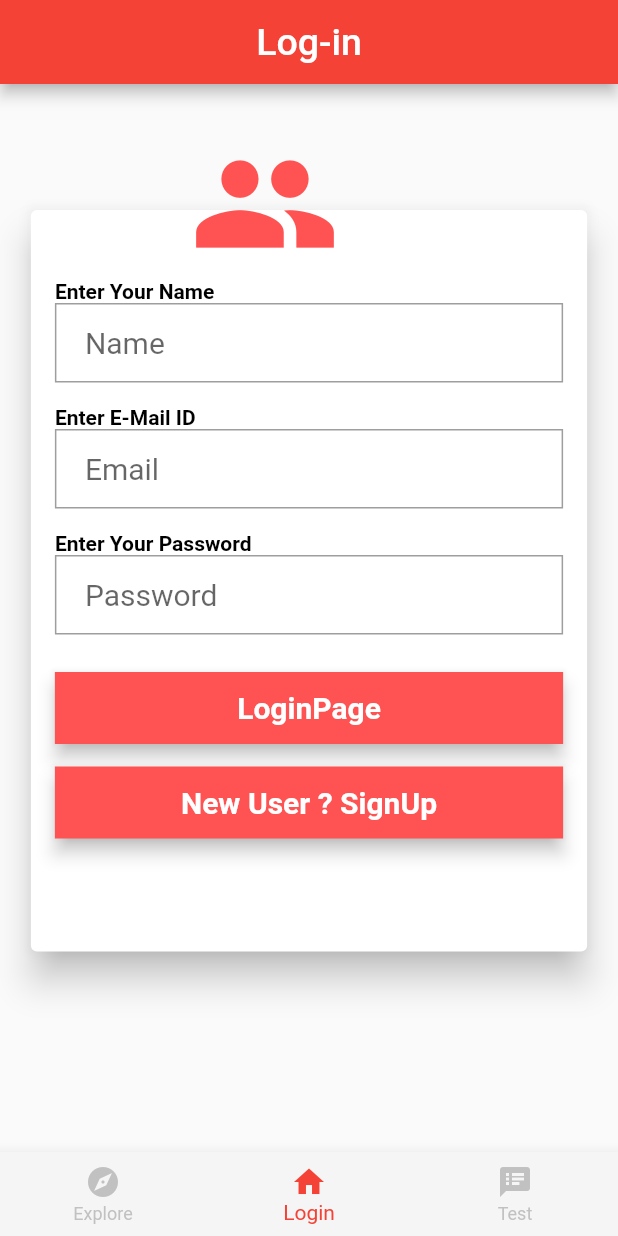
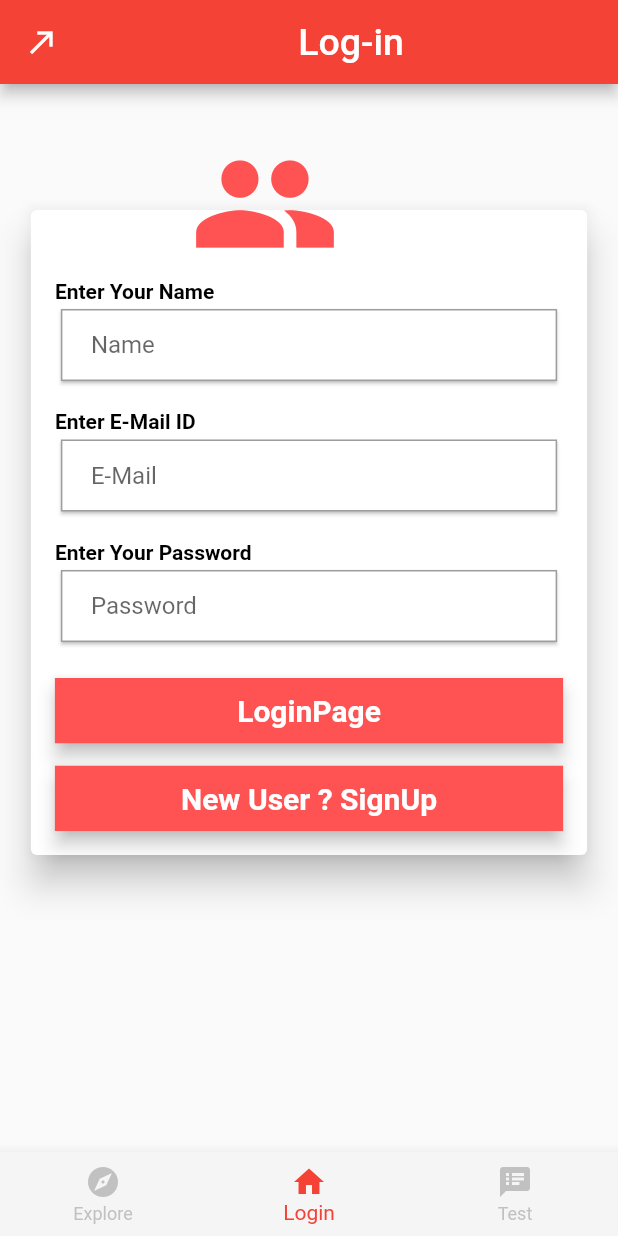
Before and after one commit to pktintali/students-mitra-flutter, a Flutter app: the screen it shows after launch, on a phone screen of 412 x 824 dp. Run offline on Flutter 3.47's test engine with Material 2 defaults, Android fonts, the light colour scheme and no system bars; our stand-ins replace charts_flutter; Roboto replaces fonts that are missing (Montserrat).

Commit message:
new_updated_login_register_UI

```diff
--- a/lib/Auth/LoginPage.dart
+++ b/lib/Auth/LoginPage.dart
@@ -1,6 +1,8 @@
+import 'package:flutter/cupertino.dart';
 import 'package:flutter/material.dart';
 import 'package:students_mitra_flutter/Auth/SignUpPage.dart';
-
+import 'graphs.dart';
+import 'package:flutter/services.dart';
 class LoginPage extends StatefulWidget {
   @override
   _LoginState createState() => _LoginState();
@@ -10,30 +12,81 @@ class _LoginState extends State<LoginPage> {
   TextStyle style = TextStyle(fontFamily: 'Montserrat', fontSize: 20.0);
   @override
   Widget build(BuildContext context) {
-    final name = TextField(
-      obscureText: false,
-      style: style,
+
+    final name = Padding(
+      padding: EdgeInsets.all(0.0),
+      child: Card(
+
+        shape: RoundedRectangleBorder(
+          borderRadius: BorderRadius.all(
+            Radius.circular(0),
+          ),
+        ),
+        child: TextFormField(
           decoration: InputDecoration(
-          contentPadding: EdgeInsets.fromLTRB(20.0, 15.0, 20.0, 15.0),
-          hintText: "Name ",
-          border: OutlineInputBorder(borderRadius: BorderRadius.circular(0.0))),
+            contentPadding: EdgeInsets.fromLTRB(20.0, 10.0, 20.0, 10.0),
+            border:  OutlineInputBorder(borderRadius: BorderRadius.circular(0.0)),
+
+            hintText: 'Name',
+          ),
+          autocorrect: true,
+          onChanged: (v) {},
+          // decoration: TextDecoration(),
+        ),
+      ),
     );
 
-    final emailField = TextField(
-      obscureText: false,
-      style: style,
+    final emailField = Padding(
+      padding: EdgeInsets.all(0.0),
+      child: Card(
+
+        shape: RoundedRectangleBorder(
+          borderRadius: BorderRadius.all(
+            Radius.circular(0),
+          ),
+        ),
+        child: TextFormField(
           decoration: InputDecoration(
-          contentPadding: EdgeInsets.fromLTRB(20.0, 15.0, 20.0, 15.0),
-          hintText: "Email",
-          border: OutlineInputBorder(borderRadius: BorderRadius.circular(0.0))),
+            contentPadding: EdgeInsets.fromLTRB(20.0, 10.0, 20.0, 10.0),
+            border:  OutlineInputBorder(borderRadius: BorderRadius.circular(0.0)),
+
+            hintText: 'E-Mail',
+          ),
+          autocorrect: true,
+          onChanged: (v) {},
+          // decoration: TextDecoration(),
+        ),
+      ),
     );
-    final passwordField = TextField(
-      obscureText: true,
-      style: style,
+    final passwordField = Padding(
+      padding: EdgeInsets.fromLTRB(0.0, 0.0, 0.0, 0.0),
+      child:Card(
+
+
+          shape: RoundedRectangleBorder(
+            borderRadius: BorderRadius.all(
+              Radius.circular(0),
+
+            ),
+          ),
+
+          child: TextFormField(
+
+
+
             decoration: InputDecoration(
-          contentPadding: EdgeInsets.fromLTRB(20.0, 15.0, 20.0, 15.0),
-          hintText: "Password",
-          border: OutlineInputBorder(borderRadius: BorderRadius.circular(0.0))),
+
+              contentPadding: EdgeInsets.fromLTRB(20.0, 10.0, 20.0, 10.0),
+              border:  OutlineInputBorder(borderRadius: BorderRadius.circular(0.0)),
+
+              hintText: 'Password',
+            ),
+            autocorrect: true,
+            onChanged: (v) {},
+            // decoration: TextDecoration(),
+          ),
+        ),
+
     );
     final loginButon = Material(
       elevation: 5.0,
@@ -79,6 +132,11 @@ class _LoginState extends State<LoginPage> {
             ),
           ),
         ),
+        leading: IconButton(icon: Icon(Icons.call_made),onPressed: (){
+          setState(() {
+            Navigator.push(context, MaterialPageRoute(builder: (context)=> Graphs()));
+          });
+        },),
       ),
       body: ListView(
         shrinkWrap: true,
@@ -104,8 +162,9 @@ class _LoginState extends State<LoginPage> {
                             },
                             child: SingleChildScrollView(
                               child: Container(
+
                                 height:
-                                    MediaQuery.of(context).size.height * 0.6,
+                                    430,
                                 width: MediaQuery.of(context).size.width * 0.9,
                                 child: Padding(
                                   padding: const EdgeInsets.all(16.0),
@@ -138,13 +197,13 @@ class _LoginState extends State<LoginPage> {
                                       ),
                                       passwordField,
                                       SizedBox(
-                                        height: 25.0,
+                                        height: 20.0,
                                       ),
-                                      loginButon,
+                                      Flexible(child: loginButon),
                                       SizedBox(
                                         height: 15.0,
                                       ),
-                                      RegisterButon,
+                                      Flexible(child: RegisterButon),
                                     ],
                                   ),
                                 ),
--- a/lib/Auth/SignUpPage.dart
+++ b/lib/Auth/SignUpPage.dart
@@ -101,7 +101,7 @@ class _SignUpPageState extends State<SignUpPage> {
                             child: SingleChildScrollView(
                               child: Container(
                                 height:
-                                    MediaQuery.of(context).size.height * 0.74,
+                                    510,
                                 width: MediaQuery.of(context).size.width * 0.9,
                                 child: Padding(
                                   padding: const EdgeInsets.all(16.0),
@@ -144,9 +144,9 @@ class _SignUpPageState extends State<SignUpPage> {
                                       SizedBox(
                                         height: 25.0,
                                       ),
-                                      loginButon,
+                                      Flexible(child: loginButon),
                                       SizedBox(height: 15.0),
-                                      AlreadyAcc,
+                                      Flexible(child: AlreadyAcc),
                                       SizedBox(height: 15.0),
                                     ],
                                   ),
--- a/lib/Constants/ReUseableCard.dart
+++ b/lib/Constants/ReUseableCard.dart
@@ -25,7 +25,7 @@ class ReUseableCard extends StatelessWidget {
                   padding: EdgeInsets.all(8.0),
                   child: Text(
                     cardchild,
-                    style: TextStyle(fontSize: 30.0),
+                    style: TextStyle(fontSize: 25.0),
                   )),
             ],
           ),
--- a/lib/HomePage.dart
+++ b/lib/HomePage.dart
@@ -34,15 +34,17 @@ class _HomePageState extends State<HomePage> {
         },
         items: [
           BottomNavigationBarItem(
-            label: 'Explore',
+            title: Text("Explore"),
             icon: Icon(Icons.explore),
           ),
           BottomNavigationBarItem(
-            label: "Login",
+
+            title: Text("Login"),
             icon: Icon(Icons.home),
           ),
           BottomNavigationBarItem(
-            label: 'Test',
+
+            title: Text("Test"),
             icon: Icon(Icons.speaker_notes),
           ),
         ],
--- a/pubspec.yaml
+++ b/pubspec.yaml
@@ -14,6 +14,7 @@ dependencies:
   cupertino_icons: ^1.0.0
   flutter_staggered_grid_view: ^0.3.2
   http: ^0.12.2
+  charts_flutter: ^0.9.0
 
 dev_dependencies:
   flutter_test:
```
Also changed, not shown: lib/Auth/graphs.dart (added, +76 -0 lines), lib/Explore/Explore.dart (+84 -1 lines), pubspec.lock, 6 other files. Lines whose indentation alone changed are shown as unchanged.
